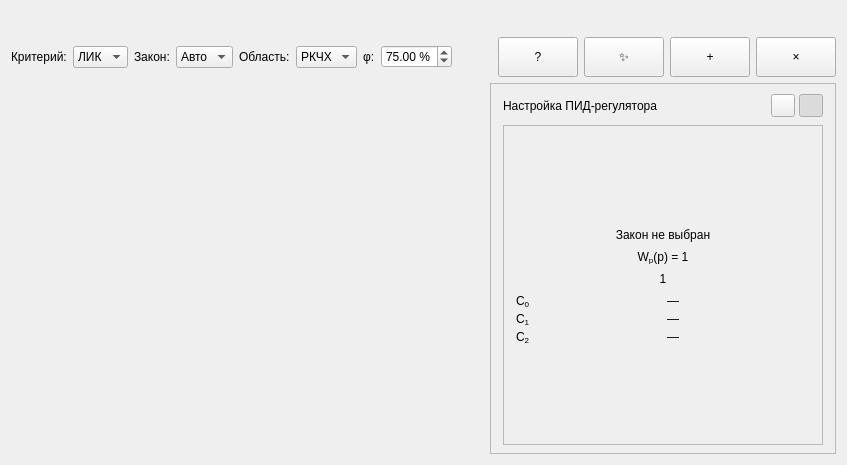
First picture: the form in ui/tabs/synthesis-tab.ui, repository VadmanBat/Irbis, before the edit.
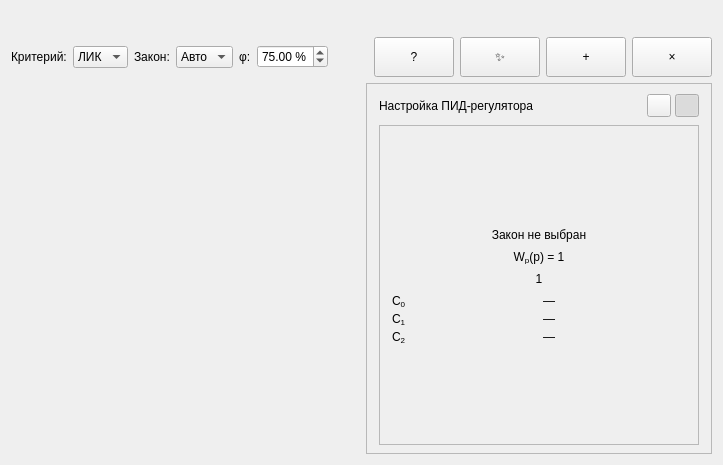
Second picture: the form after the edit. Custom widgets are drawn as their Qt base class.

Patch:
```diff
--- a/ui/tabs/synthesis-tab.ui
+++ b/ui/tabs/synthesis-tab.ui
@@ -146,36 +146,6 @@
        </item>
       </widget>
      </item>
-     <item>
-      <widget class="QLabel" name="regionLabel">
-       <property name="text">
-        <string>Область:</string>
-       </property>
-      </widget>
-     </item>
-     <item>
-      <widget class="QComboBox" name="regionCombo">
-       <property name="objectName">
-        <string notr="true">regionCombo</string>
-       </property>
-       <property name="toolTip">
-        <string>РКЧХ — луч. Γ — сектор только для ПИ (ЛИК = ИКК). П / И / ПД — только РКЧХ. ПИД всегда на грани C₂*(ω).</string>
-       </property>
-       <property name="minimumWidth">
-        <number>80</number>
-       </property>
-       <item>
-        <property name="text">
-         <string>РКЧХ</string>
-        </property>
-       </item>
-       <item>
-        <property name="text">
-         <string>Γ</string>
-        </property>
-       </item>
-      </widget>
-     </item>
      <item>
       <widget class="QLabel" name="phiLabel">
        <property name="text">
```
Left out of the diff: 4 changed lines with no effect on the pictures.
